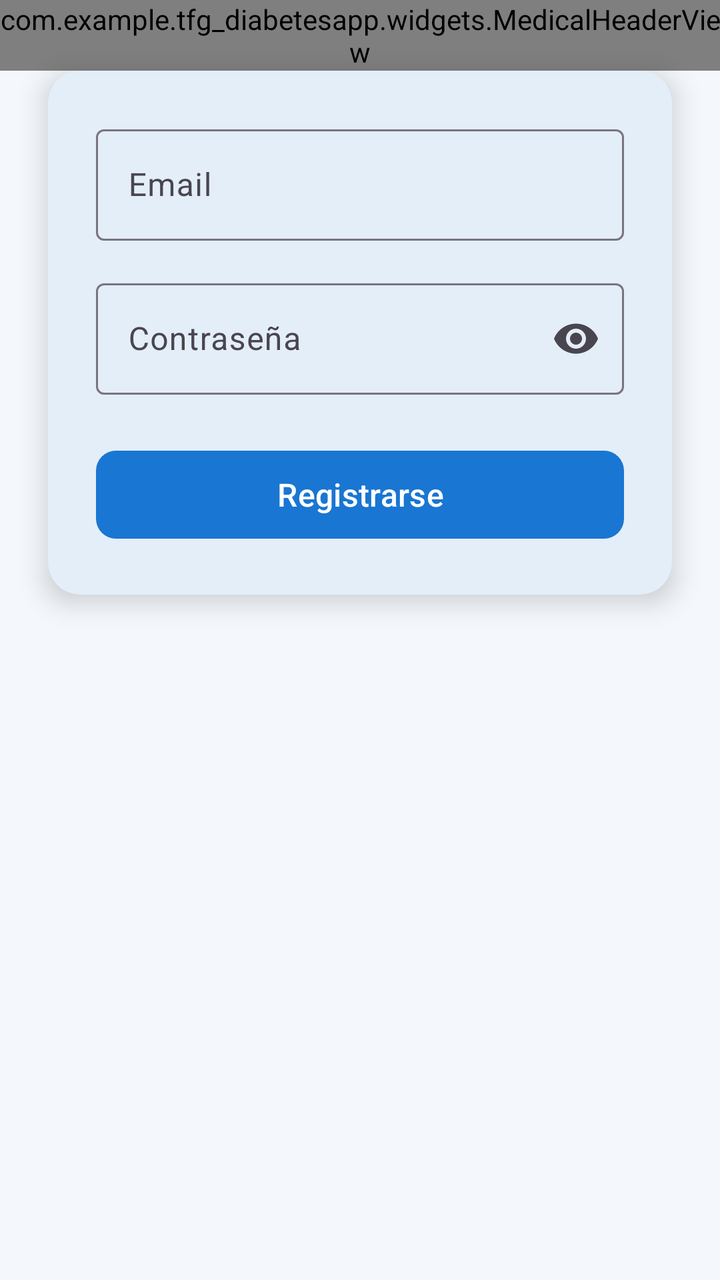
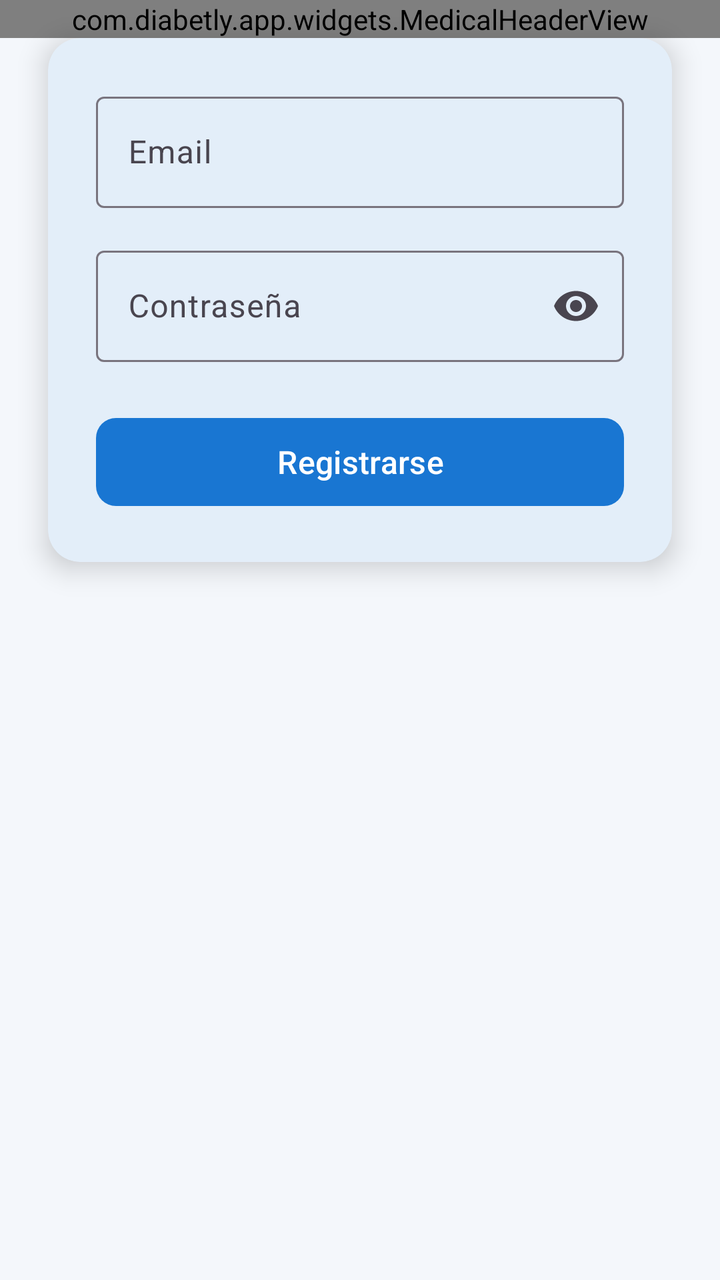

An Android layout rendered at two revisions. The XML below is the earlier revision; the diff shows what the commit changed to produce the second picture.
<!-- AndroidManifest.xml: application theme Theme.TFGDIABETESAPP -->
<!-- res/layout/activity_register.xml -->
<?xml version="1.0" encoding="utf-8"?>
<androidx.constraintlayout.widget.ConstraintLayout xmlns:android="http://schemas.android.com/apk/res/android"
    xmlns:app="http://schemas.android.com/apk/res-auto"
    xmlns:tools="http://schemas.android.com/tools"
    android:id="@+id/main"
    android:layout_width="match_parent"
    android:layout_height="match_parent"
    android:background="@color/color_background"
    tools:context=".RegisterActivity">

    <com.example.tfg_diabetesapp.widgets.MedicalHeaderView
        android:id="@+id/registerHeader"
        android:layout_width="match_parent"
        android:layout_height="wrap_content"
        app:headerTitle="Crea tu cuenta"
        app:headerSubtitle="Empieza a gestionar tu diabetes"
        app:headerShowBack="true"
        app:layout_constraintTop_toTopOf="parent"
        app:layout_constraintStart_toStartOf="parent"
        app:layout_constraintEnd_toEndOf="parent" />

    <com.google.android.material.card.MaterialCardView
        style="@style/Widget.App.Card"
        android:layout_width="0dp"
        android:layout_height="wrap_content"
        android:layout_marginHorizontal="@dimen/space_2xl"
        android:layout_marginTop="@dimen/header_content_overlap_negative"
        app:cardElevation="8dp"
        app:layout_constraintTop_toBottomOf="@id/registerHeader"
        app:layout_constraintStart_toStartOf="parent"
        app:layout_constraintEnd_toEndOf="parent">

        <LinearLayout
            android:layout_width="match_parent"
            android:layout_height="wrap_content"
            android:orientation="vertical"
            android:padding="@dimen/space_2xl">

            <com.google.android.material.textfield.TextInputLayout
                style="@style/Widget.Material3.TextInputLayout.OutlinedBox"
                android:layout_width="match_parent"
                android:layout_height="wrap_content"
                android:hint="Email"
                android:layout_marginBottom="@dimen/space_lg">

                <com.google.android.material.textfield.TextInputEditText
                    android:id="@+id/etEmail"
                    android:layout_width="match_parent"
                    android:layout_height="wrap_content"
                    android:inputType="textEmailAddress" />
            </com.google.android.material.textfield.TextInputLayout>

            <com.google.android.material.textfield.TextInputLayout
                style="@style/Widget.Material3.TextInputLayout.OutlinedBox"
                android:layout_width="match_parent"
                android:layout_height="wrap_content"
                android:hint="Contraseña"
                app:endIconMode="password_toggle"
                android:layout_marginBottom="@dimen/space_2xl">

                <com.google.android.material.textfield.TextInputEditText
                    android:id="@+id/etPassword"
                    android:layout_width="match_parent"
                    android:layout_height="wrap_content"
                    android:inputType="textPassword" />
            </com.google.android.material.textfield.TextInputLayout>

            <com.google.android.material.button.MaterialButton
                android:id="@+id/btnRegister"
                android:layout_width="match_parent"
                android:layout_height="@dimen/button_height"
                android:text="Registrarse"
                android:textSize="16sp"
                app:cornerRadius="@dimen/button_corner_radius" />

        </LinearLayout>
    </com.google.android.material.card.MaterialCardView>

</androidx.constraintlayout.widget.ConstraintLayout>
<!-- resources referenced by this layout -->
<resources>
  <color name="color_background">#F4F7FB</color>
  <dimen name="button_corner_radius">10dp</dimen>
  <dimen name="button_height">52dp</dimen>
  <dimen name="header_content_overlap_negative">0dp</dimen>
  <dimen name="space_2xl">24dp</dimen>
  <dimen name="space_lg">16dp</dimen>
  <style name="Widget.App.Card" parent="Widget.Material3.CardView.Elevated">
          <item name="cardCornerRadius">@dimen/card_corner_radius</item>
          <item name="cardElevation">@dimen/card_elevation</item>
          <item name="cardBackgroundColor">@color/color_surface</item>
      </style>
  <style name="Theme.TFGDIABETESAPP" parent="Base.Theme.TFGDIABETESAPP" />
  <dimen name="card_corner_radius">16dp</dimen>
  <dimen name="card_elevation">4dp</dimen>
  <color name="color_surface">#FFFFFF</color>
  <style name="Base.Theme.TFGDIABETESAPP" parent="Theme.Material3.Light.NoActionBar">
          <item name="colorPrimary">@color/color_primary</item>
          <item name="colorOnPrimary">@color/color_on_primary</item>
          <item name="colorPrimaryContainer">@color/color_primary_light</item>
          <item name="colorOnPrimaryContainer">@color/color_primary_dark</item>
          <item name="colorSecondary">@color/color_secondary</item>
          <item name="colorOnSecondary">@color/color_on_secondary</item>
          <item name="android:colorBackground">@color/color_background</item>
          <item name="colorSurface">@color/color_surface</item>
          <item name="colorError">@color/color_error</item>
          <item name="android:windowBackground">@color/color_background</item>
          <item name="android:statusBarColor">@color/color_primary</item>
          <item name="android:windowLightStatusBar">false</item>
      </style>
  <color name="color_primary">#1976D2</color>
  <color name="color_on_primary">#FFFFFF</color>
  <color name="color_primary_light">#DBEAFE</color>
  <color name="color_primary_dark">#1565C0</color>
  <color name="color_secondary">#0288D1</color>
  <color name="color_on_secondary">#FFFFFF</color>
  <color name="color_error">#EF5350</color>
</resources>

<!-- the commit's change to res/layout/activity_register.xml (unified diff, before → after) -->
@@ -8,7 +8,7 @@
     android:background="@color/color_background"
     tools:context=".RegisterActivity">
 
-    <com.example.tfg_diabetesapp.widgets.MedicalHeaderView
+    <com.diabetly.app.widgets.MedicalHeaderView
         android:id="@+id/registerHeader"
         android:layout_width="match_parent"
         android:layout_height="wrap_content"
